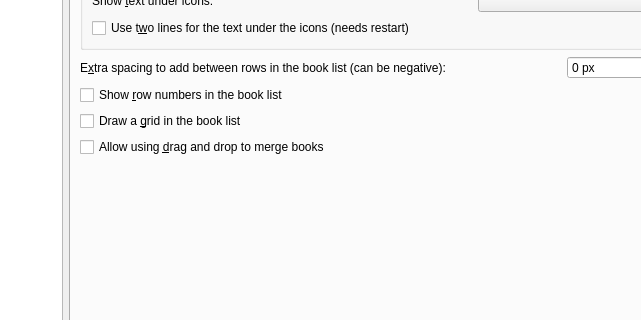
Before: the Qt Designer form src/calibre/gui2/preferences/look_feel.ui in kovidgoyal/calibre, drawn with Qt 5; both pictures show x 204 to 845 and y 363 to 683 of the 1096 by 791 pixel window.
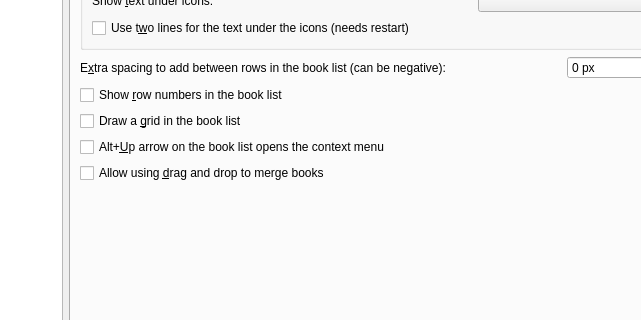
After: the same form once the commit is applied. Icons and pictures are not drawn. Custom widgets are drawn as their Qt base class.

Commit message: Accessibility enhancement: add an option to Prefs / Look & feel / Main interface to open the book list column context menu with Alt+Up arrow. Default: False

Patch:
```diff
--- a/src/calibre/gui2/preferences/look_feel.ui
+++ b/src/calibre/gui2/preferences/look_feel.ui
@@ -167,7 +167,7 @@
          </property>
         </widget>
        </item>
-       <item row="14" column="0">
+       <item row="20" column="0">
         <spacer name="verticalSpacer_3">
          <property name="orientation">
           <enum>Qt::Vertical</enum>
@@ -191,6 +191,13 @@
         </widget>
        </item>
        <item row="13" column="0">
+        <widget class="QCheckBox" name="opt_up_arrow_context_menu">
+         <property name="text">
+          <string>Alt+&amp;Up arrow on the book list opens the context menu</string>
+         </property>
+        </widget>
+       </item>
+       <item row="14" column="0">
         <widget class="QCheckBox" name="opt_dnd_merge">
          <property name="text">
           <string>Allow using &amp;drag and drop to merge books</string>
```
The commit also changes 4 other files.
